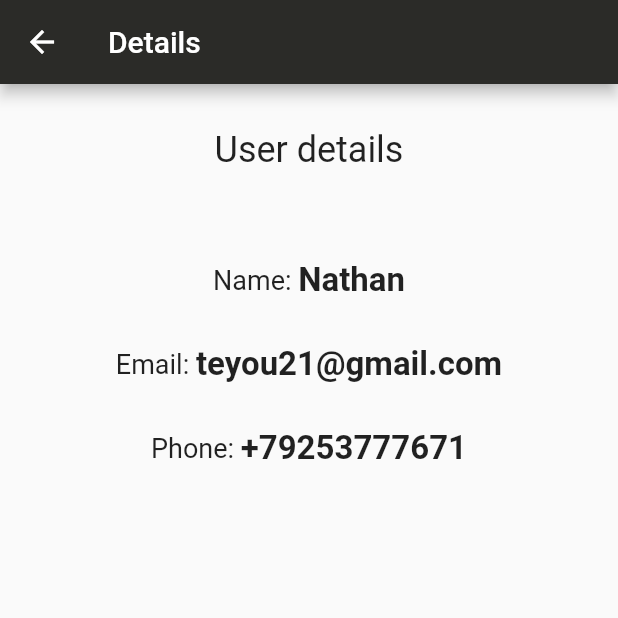
After one commit to Tourenathan-G5organisation/State-Management-demo, a Flutter app: the DetailPage screen opened directly, on a phone screen of 412 x 824 dp, the top half of it. The commit adds this screen. Run offline on Flutter 3.47's test engine with Material 2 defaults, Android fonts, the phone set to English and light mode, and no system bars.

Commit message:
Completed the detail page

```diff
--- /dev/null
+++ b/lib/pages/detail_page.dart
@@ -0,0 +1,42 @@
+import 'package:flutter/material.dart';
+
+class DetailPage extends StatelessWidget {
+  @override
+  Widget build(BuildContext context) {
+    return Scaffold(
+      appBar: AppBar(
+        title: Text('Details'),
+      ),
+      body: SafeArea(child: Container(
+        margin: EdgeInsets.symmetric(vertical: 30.0),
+        child: SingleChildScrollView(
+          child: Column(
+
+            children: <Widget>[
+              Text(
+                'User details',
+                style: TextStyle(fontSize: 24.0),
+              ),
+              SizedBox(height: 60.0),
+              Row(mainAxisAlignment: MainAxisAlignment.center, children: [
+                Text('Name: ', style: TextStyle(fontSize: 18.0,)),
+                Text('Nathan',style: TextStyle(fontSize: 22.0, fontWeight: FontWeight.w600),),
+              ]),
+              SizedBox(height: 30.0),
+              Row(mainAxisAlignment: MainAxisAlignment.center, children: [
+                Text('Email: ', style: TextStyle(fontSize: 18.0,)),
+                Text('teyou21@gmail.com', style: TextStyle(fontSize: 22.0, fontWeight: FontWeight.w600),),
+              ]),
+              SizedBox(height: 30.0),
+              Row(mainAxisAlignment: MainAxisAlignment.center, children: [
+                Text('Phone: ', style: TextStyle(fontSize: 18.0,)),
+                Text('+79253777671', style: TextStyle(fontSize: 22.0, fontWeight: FontWeight.w600),),
+              ]),
+
+            ],
+          ),
+        ),
+      ),)
+    );
+  }
+}
--- a/lib/pages/signup_page.dart
+++ b/lib/pages/signup_page.dart
@@ -1,3 +1,4 @@
+import 'package:demo/pages/detail_page.dart';
 import 'package:flutter/material.dart';
 
 class SignUp extends StatefulWidget {
@@ -18,7 +19,7 @@ class SignUpState extends State<SignUp> {
         //backgroundColor: color1,
         title: Text('Sign Up'),
       ),
-      body: Container(
+      body: SafeArea(child: Container(
         //color: color1,
         child: SingleChildScrollView(
           child: Padding(
@@ -26,7 +27,7 @@ class SignUpState extends State<SignUp> {
             child: buildForm(context),
           ),
         ),
-      ),
+      ),)
     );
   }
 
@@ -123,7 +124,9 @@ class SignUpState extends State<SignUp> {
               height: 50,
               child: RaisedButton(
                   onPressed: () {
-                    if (_formKey.currentState.validate()) {}
+                    if (_formKey.currentState.validate()) {
+                      Navigator.push(context, MaterialPageRoute(builder: (context) => DetailPage()));
+                    }
                   },
                   child: Text(
                     'Sign Up',
```
